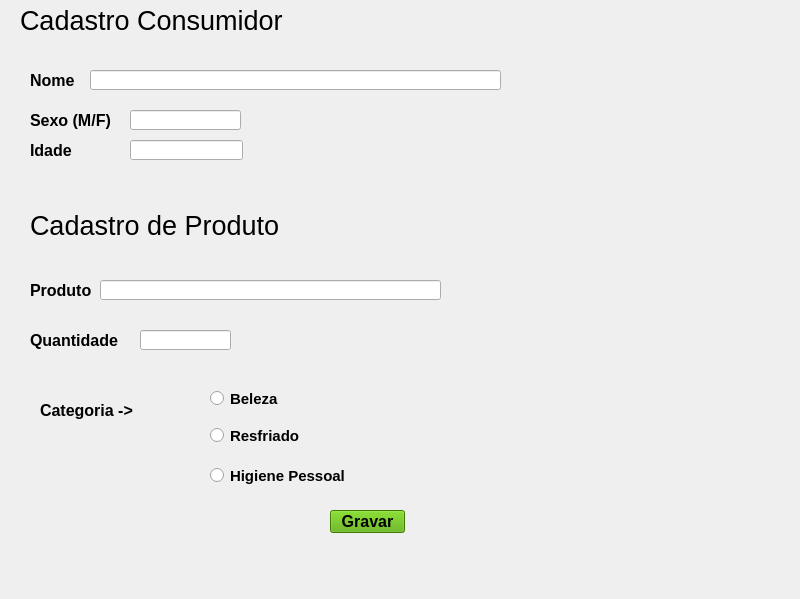
First picture: the form in Códigos/pagina_inicial.ui, repository OdairDias/Habitos-clientes, before the edit.
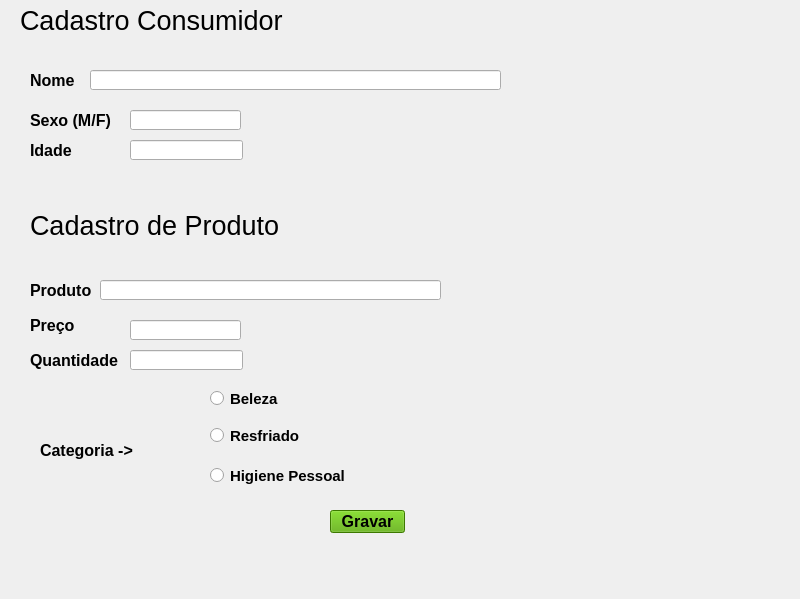
Second picture: the form after the edit.

Patch:
```diff
--- a/Códigos/pagina_inicial.ui
+++ b/Códigos/pagina_inicial.ui
@@ -119,7 +119,7 @@
     <property name="geometry">
      <rect>
       <x>30</x>
-      <y>330</y>
+      <y>350</y>
       <width>121</width>
       <height>21</height>
      </rect>
@@ -196,9 +196,9 @@
    <widget class="QLineEdit" name="lineEdit_5">
     <property name="geometry">
      <rect>
-      <x>140</x>
-      <y>330</y>
-      <width>91</width>
+      <x>130</x>
+      <y>320</y>
+      <width>111</width>
       <height>20</height>
      </rect>
     </property>
@@ -292,7 +292,7 @@
     <property name="geometry">
      <rect>
       <x>40</x>
-      <y>400</y>
+      <y>440</y>
       <width>151</width>
       <height>20</height>
      </rect>
@@ -308,6 +308,36 @@
      <string>Categoria -&gt;</string>
     </property>
    </widget>
+   <widget class="QLabel" name="label_9">
+    <property name="geometry">
+     <rect>
+      <x>30</x>
+      <y>310</y>
+      <width>47</width>
+      <height>31</height>
+     </rect>
+    </property>
+    <property name="font">
+     <font>
+      <pointsize>12</pointsize>
+      <weight>75</weight>
+      <bold>true</bold>
+     </font>
+    </property>
+    <property name="text">
+     <string>Preço</string>
+    </property>
+   </widget>
+   <widget class="QLineEdit" name="lineEdit_6">
+    <property name="geometry">
+     <rect>
+      <x>130</x>
+      <y>350</y>
+      <width>113</width>
+      <height>20</height>
+     </rect>
+    </property>
+   </widget>
   </widget>
   <widget class="QMenuBar" name="menubar">
    <property name="geometry">
```
